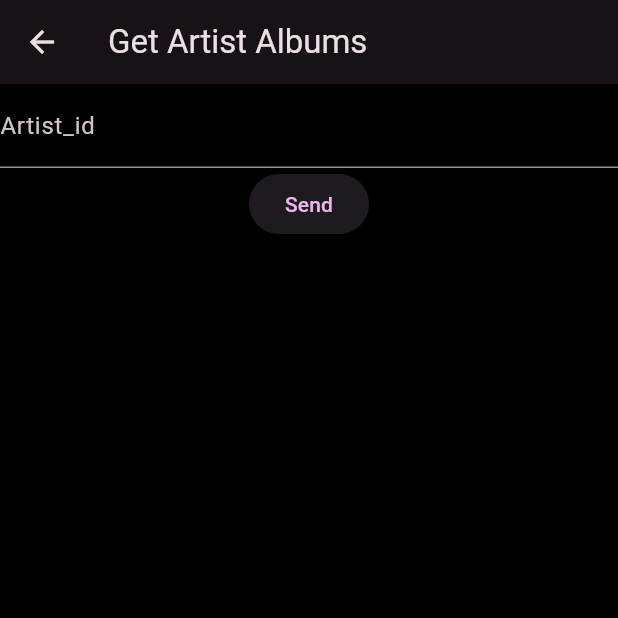
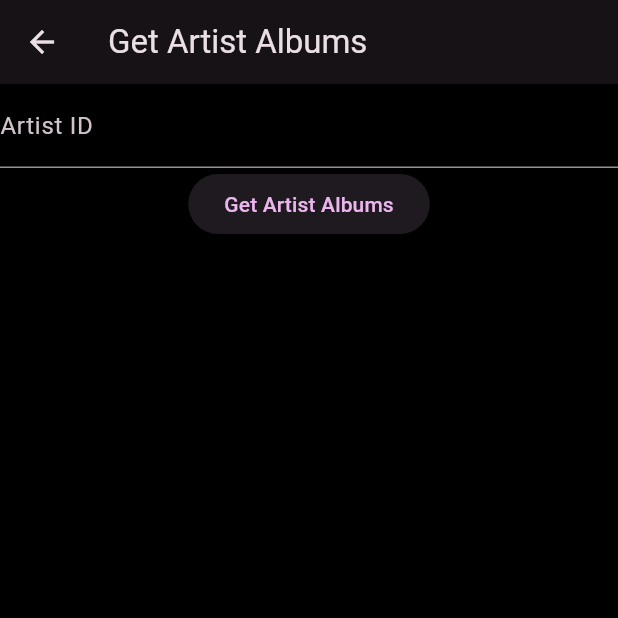
Before and after one commit to stefano-dannunzio/ConsumifyApp, a Flutter app: the GetArtistAlbumsScreen screen opened directly, on a phone screen of 412 x 824 dp, the top half of it. Run offline on Flutter 3.47's test engine with Material 3 defaults, Android fonts, the phone set to English and light mode, and no system bars; our stand-ins replace carousel_slider, get, google_fonts, just_audio; network calls fail.

Commit message:
Agregando el get artist, que tiene una linda view y a su vez te lleva a getartistalbum si lo deseas por un boton

```diff
--- a/lib/screens/api/artists/getartistalbum_screen.dart
+++ b/lib/screens/api/artists/getartistalbum_screen.dart
@@ -4,7 +4,9 @@ import 'package:flutter/material.dart';
 import 'package:get/get.dart';
 
 class GetArtistAlbumsScreen extends StatefulWidget {
-  const GetArtistAlbumsScreen({super.key});
+  final String? artistId; // El ID puede ser nulo ahora
+
+  const GetArtistAlbumsScreen({super.key, this.artistId}); // El ID es opcional
 
   @override
   _GetArtistAlbumsScreenState createState() => _GetArtistAlbumsScreenState();
@@ -12,27 +14,22 @@ class GetArtistAlbumsScreen extends StatefulWidget {
 
 class _GetArtistAlbumsScreenState extends State<GetArtistAlbumsScreen> {
   final _formKey = GlobalKey<FormState>();
-  String _id = '';
+  String _id =
+      ''; // Mantendremos esta variable por si el usuario quiere ingresarlo manualmente
 
   @override
-  Widget build(BuildContext context) {
-    return Scaffold(
-      appBar: AppBar(
-        title: const Text('Get Artist Albums'),
-      ),
-      body: Form(
-        key: _formKey,
-        child: Column(
-          children: [
-            TextFormField(
-              decoration: const InputDecoration(labelText: 'Artist_id'),
-              onSaved: (value) => _id = value!,
-            ),
-            ElevatedButton(
-              onPressed: () {
-                if (_formKey.currentState!.validate()) {
-                  _formKey.currentState!.save();
-                  // Here you can make the request to the API
+  void initState() {
+    super.initState();
+    // Si el ID fue pasado, lo asignamos
+    if (widget.artistId != null) {
+      _id = widget.artistId!;
+      WidgetsBinding.instance.addPostFrameCallback((_) {
+        _navigateToIntermediateScreen();
+      });
+    }
+  }
+
+  void _navigateToIntermediateScreen() {
     final future = ArtistService().getArtistAlbum(_id);
     Get.to(ArtistIntermediateResponseScreen(
       future: future,
@@ -42,12 +39,46 @@ class _GetArtistAlbumsScreenState extends State<GetArtistAlbumsScreen> {
       id: 'idAlbum',
     ));
   }
+
+  @override
+  Widget build(BuildContext context) {
+    return Scaffold(
+      appBar: AppBar(
+        title: const Text('Get Artist Albums'),
+      ),
+      body: widget.artistId == null
+          ? Form(
+              key: _formKey,
+              child: Column(
+                children: [
+                  TextFormField(
+                    decoration: const InputDecoration(labelText: 'Artist ID'),
+                    initialValue:
+                        _id, // Si el usuario quiere ingresar manualmente
+                    onSaved: (value) => _id = value!,
+                    validator: (value) =>
+                        value!.isEmpty ? 'Please enter an ID' : null,
+                  ),
+                  ElevatedButton(
+                    onPressed: () {
+                      // Validamos si el ID no se pasó antes
+                      if (_id.isEmpty && widget.artistId == null) {
+                        if (_formKey.currentState!.validate()) {
+                          _formKey.currentState!.save();
+                        } else {
+                          return;
+                        }
+                      }
+                      _navigateToIntermediateScreen();
                     },
-              child: const Text('Send'),
+                    child: const Text('Get Artist Albums'),
                   ),
                 ],
               ),
-      ),
+            )
+          : const Center(child: CircularProgressIndicator()),
     );
   }
+
+  var future = Null;
 }
--- a/lib/screens/screens.dart
+++ b/lib/screens/screens.dart
@@ -15,3 +15,4 @@ export 'package:consumify/screens/api/albums/getalbum_screen.dart';
 export 'package:consumify/screens/api/artists/getartistalbum_screen.dart';
 export 'package:consumify/screens/api/playlists/playlists_screen.dart';
 export 'package:consumify/screens/api/playlists/playlists_artist_screen.dart';
+export 'package:consumify/screens/api/artists/getartist_screen.dart';
--- a/lib/services/artists_service.dart
+++ b/lib/services/artists_service.dart
@@ -8,7 +8,6 @@ class ArtistService {
   Future<List<dynamic>> getArtistAlbum(String id) async {
     final response =
         await http.get(Uri.parse('$apiUrl/artists/artistaalbum/$id'));
-
     ayudin = id;
 
     if (response.statusCode == 200) {
@@ -18,4 +17,15 @@ class ArtistService {
       throw Exception('Failed to load artist album');
     }
   }
+
+  Future<Map<String, dynamic>> getArtist(String id) async {
+    final response = await http.get(Uri.parse('$apiUrl/artists/$id'));
+
+    if (response.statusCode == 200) {
+      print('Response body: ${response.body}');
+      return jsonDecode(response.body);
+    } else {
+      throw Exception('Failed to load artist');
+    }
+  }
 }
```
Also changed, not shown: lib/screens/api/api_testing_screen.dart (+7 -0 lines), lib/screens/api/artists/getartist_screen.dart (added, +52 -0 lines), lib/screens/api/response/artist_response_screen.dart (added, +86 -0 lines), pubspec.lock. Lines whose indentation alone changed are shown as unchanged.
